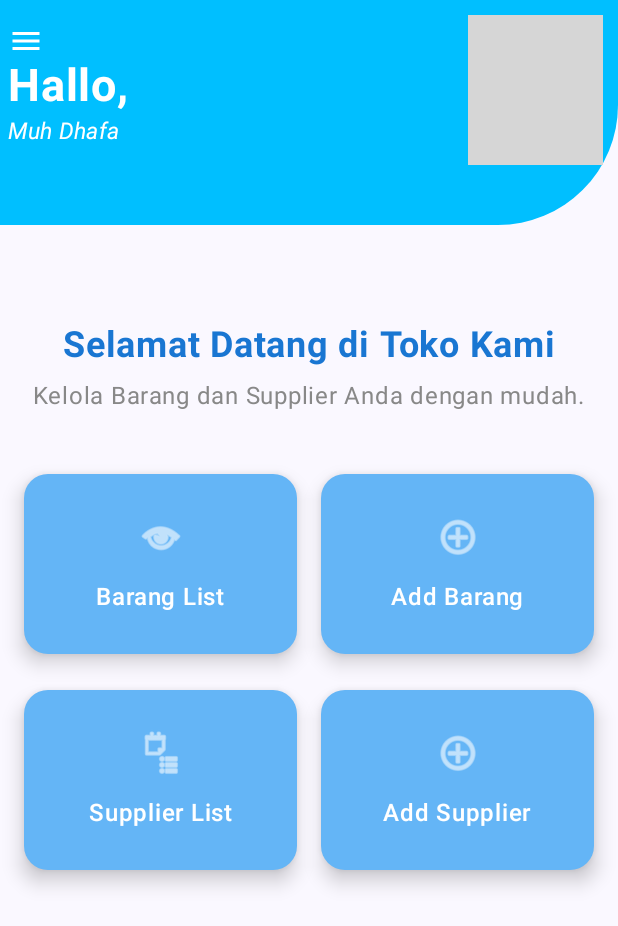
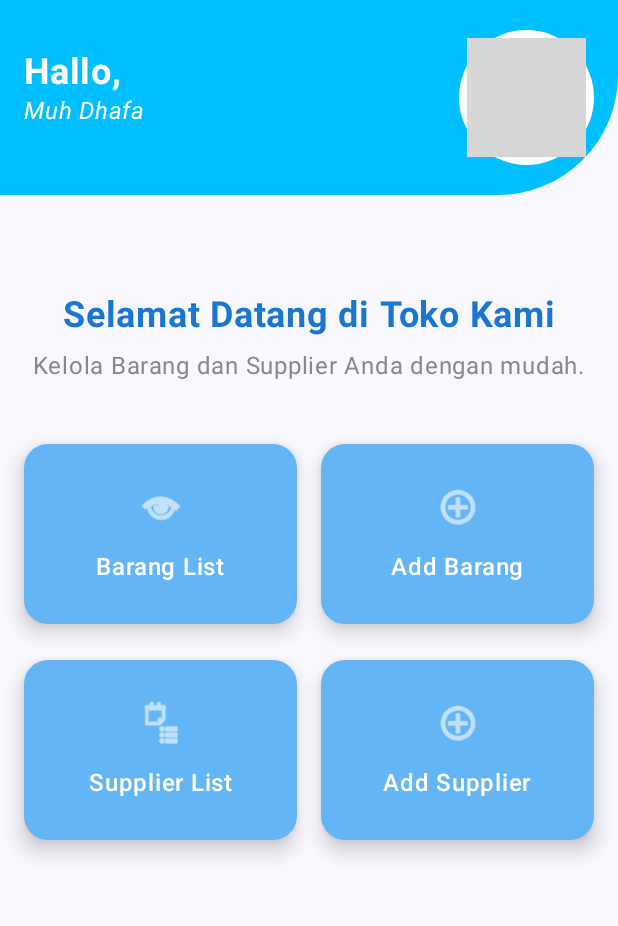
Before and after one commit to mddhafa/UcpRoomDatabase_0064, an Android app built with Jetpack Compose: the composable HomeTokoView shown on its own in the app's theme, on a phone screen of 412 x 824 dp. Shown: the top 926 px of the screen. Run offline under Robolectric (Android 15) with nearby library versions, the light colour scheme and no system bars; grey boxes are pictures that could not be loaded.

Commit message:
memperbarui topappbar

```diff
--- a/app/src/main/java/com/example/ucp_2/ui/customwidget/TopAppBar.kt
+++ b/app/src/main/java/com/example/ucp_2/ui/customwidget/TopAppBar.kt
@@ -2,24 +2,14 @@ package com.example.ucp_2.ui.customwidget
 
 import androidx.compose.foundation.Image
 import androidx.compose.foundation.background
-import androidx.compose.foundation.layout.Arrangement
-import androidx.compose.foundation.layout.Box
-import androidx.compose.foundation.layout.Column
-import androidx.compose.foundation.layout.Row
-import androidx.compose.foundation.layout.Spacer
-import androidx.compose.foundation.layout.fillMaxSize
-import androidx.compose.foundation.layout.wrapContentWidth
-import androidx.compose.foundation.layout.fillMaxWidth
-import androidx.compose.foundation.layout.padding
-import androidx.compose.foundation.layout.size
+import androidx.compose.foundation.layout.*
 import androidx.compose.foundation.shape.CircleShape
 import androidx.compose.foundation.shape.RoundedCornerShape
 import androidx.compose.material.icons.Icons
-import androidx.compose.material.icons.filled.Menu
+import androidx.compose.material.icons.filled.ArrowBack
 import androidx.compose.material3.Icon
+import androidx.compose.material3.IconButton
 import androidx.compose.material3.Text
-import androidx.compose.material3.IconButton
-import androidx.compose.material.icons.filled.ArrowBack
 import androidx.compose.runtime.Composable
 import androidx.compose.ui.Alignment
 import androidx.compose.ui.Modifier
@@ -36,36 +26,44 @@ import com.example.ucp_2.R
 @Preview(showBackground = true)
 @Composable
 fun NavbarPreview() {
-    Navbar(namaUser = "John Doe", onBack = {}, showBackButton = true)
+    Navbar(namaUser = "Muhammad Dhafa", onBack = {}, showBackButton = true)
+}
 
-}
 @Composable
 fun Navbar(
-    namaUser:String,
+    namaUser: String,
     onBack: () -> Unit,
     showBackButton: Boolean = true
-
-){
-    Box(Modifier.fillMaxWidth().size(150.dp)
+) {
+    Box(
+        modifier = Modifier
+            .fillMaxWidth()
+            .wrapContentHeight()
             .clip(RoundedCornerShape(bottomEnd = 80.dp))
-        .background(color = Color(red = 0, green = 191, blue = 255))){
-        Row(modifier = Modifier
-            .padding(top = 10.dp)
-        ){
-
-            Column(modifier = Modifier.padding(5.dp)) {
-                Icon(
-                    Icons.Filled.Menu, contentDescription = "",
-                    tint = Color.White
-                )
-                Text("Hallo,",
+            .background(color = Color(0xFF00BFFF))
+    ) {
+        Row(
+            modifier = Modifier
+                .padding(horizontal = 16.dp, vertical = 20.dp)
+        ) {
+            Column(
+                modifier = Modifier
+                    .align(Alignment.CenterVertically)
+                    .padding(end = 20.dp)
+            ) {
+                Text(
+                    text = "Hallo,",
                     color = Color.White,
                     fontWeight = FontWeight.Bold,
-                    fontSize = 30.sp)
-                Text(namaUser,
+                    fontSize = 24.sp
+                )
+                Text(
+                    text = namaUser,
                     color = Color.White,
                     fontStyle = FontStyle.Italic,
-                    fontSize = 15.sp)
+                    fontSize = 16.sp
+                )
+                Spacer(modifier = Modifier.height(10.dp))
                 if (showBackButton) {
                     IconButton(
                         onClick = onBack,
@@ -75,17 +73,25 @@ fun Navbar(
                             contentDescription = "Kembali",
                             tint = Color.White
                         )
-
                     }
                 }
-                Spacer(modifier = Modifier.weight(2f))
             }
+
             Spacer(modifier = Modifier.weight(1f))
-            Box(modifier = Modifier.size(100.dp).padding(end = 10.dp)){
+
+            Box(
+                modifier = Modifier
+                    .size(90.dp)
+                    .clip(CircleShape)
+                    .background(Color.White)
+                    .padding(5.dp)
+            ) {
                 Image(
                     painter = painterResource(id = R.drawable.umy),
-                    contentDescription = "",
-                    Modifier.size(100.dp).clip(shape = CircleShape)
+                    contentDescription = "Logo",
+                    modifier = Modifier
+                        .fillMaxSize()
+                        .clip(CircleShape)
                 )
             }
         }
```
Lines whose indentation alone changed are shown as unchanged.
